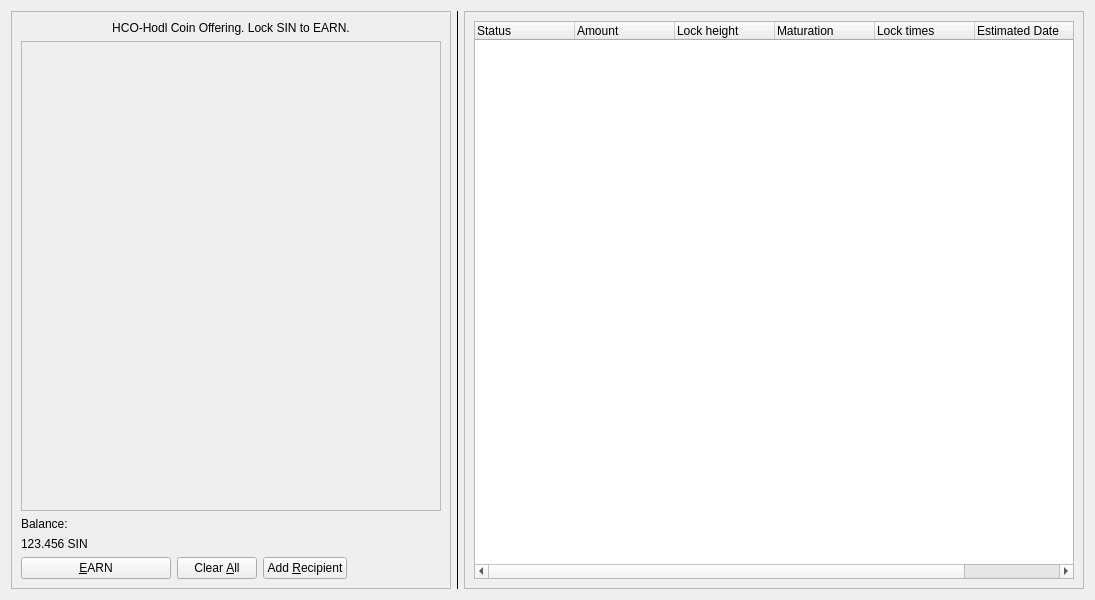
hardwarewise/SIN-core, file src/qt/forms/depositcoinsdialog.ui: the form before one commit.
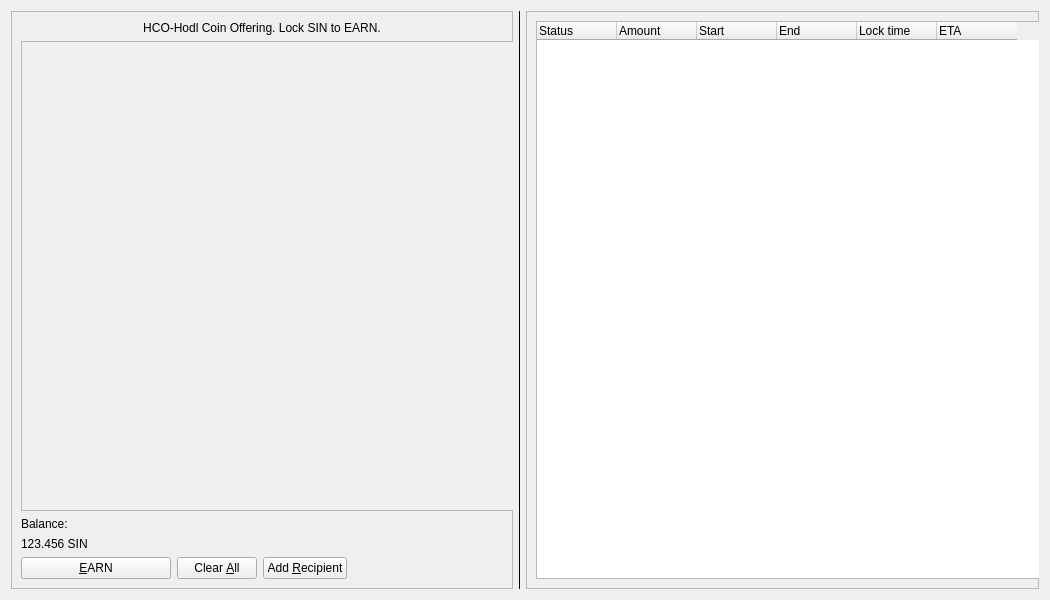
The form after the commit. Icons and pictures are not drawn.

Patch:
```diff
--- a/src/qt/forms/depositcoinsdialog.ui
+++ b/src/qt/forms/depositcoinsdialog.ui
@@ -6,10 +6,16 @@
    <rect>
     <x>0</x>
     <y>0</y>
-    <width>1053</width>
+    <width>1050</width>
     <height>600</height>
    </rect>
   </property>
+  <property name="minimumSize">
+   <size>
+    <width>1050</width>
+    <height>600</height>
+   </size>
+  </property>
   <property name="windowTitle">
    <string>Send Coins</string>
   </property>
@@ -18,6 +24,18 @@
     <layout class="QHBoxLayout" name="horizontalLayout_3" stretch="0,0">
      <item>
       <widget class="QFrame" name="frame">
+       <property name="sizePolicy">
+        <sizepolicy hsizetype="Preferred" vsizetype="Preferred">
+         <horstretch>0</horstretch>
+         <verstretch>0</verstretch>
+        </sizepolicy>
+       </property>
+       <property name="minimumSize">
+        <size>
+         <width>500</width>
+         <height>0</height>
+        </size>
+       </property>
        <property name="frameShape">
         <enum>QFrame::StyledPanel</enum>
        </property>
@@ -41,14 +59,14 @@
         <item>
          <widget class="QScrollArea" name="scrollArea">
           <property name="sizePolicy">
-           <sizepolicy hsizetype="Fixed" vsizetype="Expanding">
+           <sizepolicy hsizetype="Expanding" vsizetype="Expanding">
             <horstretch>0</horstretch>
             <verstretch>0</verstretch>
            </sizepolicy>
           </property>
           <property name="minimumSize">
            <size>
-            <width>420</width>
+            <width>500</width>
             <height>0</height>
            </size>
           </property>
@@ -60,7 +78,7 @@
             <rect>
              <x>0</x>
              <y>0</y>
-             <width>378</width>
+             <width>498</width>
              <height>466</height>
             </rect>
            </property>
@@ -246,14 +264,14 @@
    <item>
     <widget class="QFrame" name="frame_2">
      <property name="sizePolicy">
-      <sizepolicy hsizetype="Fixed" vsizetype="Preferred">
+      <sizepolicy hsizetype="Preferred" vsizetype="Preferred">
        <horstretch>0</horstretch>
        <verstretch>0</verstretch>
       </sizepolicy>
      </property>
      <property name="minimumSize">
       <size>
-       <width>620</width>
+       <width>500</width>
        <height>0</height>
       </size>
      </property>
@@ -271,6 +289,18 @@
           <property name="enabled">
            <bool>true</bool>
           </property>
+          <property name="sizePolicy">
+           <sizepolicy hsizetype="Expanding" vsizetype="Expanding">
+            <horstretch>0</horstretch>
+            <verstretch>0</verstretch>
+           </sizepolicy>
+          </property>
+          <property name="minimumSize">
+           <size>
+            <width>510</width>
+            <height>0</height>
+           </size>
+          </property>
           <property name="editTriggers">
            <set>QAbstractItemView::NoEditTriggers</set>
           </property>
@@ -278,7 +308,7 @@
            <bool>true</bool>
           </property>
           <attribute name="horizontalHeaderDefaultSectionSize">
-           <number>100</number>
+           <number>80</number>
           </attribute>
           <column>
            <property name="text">
@@ -298,7 +328,7 @@
           </column>
           <column>
            <property name="text">
-            <string>Lock height</string>
+            <string>Start</string>
            </property>
            <property name="textAlignment">
             <set>AlignLeading|AlignVCenter</set>
@@ -306,7 +336,7 @@
           </column>
           <column>
            <property name="text">
-            <string>Maturation</string>
+            <string>End</string>
            </property>
            <property name="textAlignment">
             <set>AlignLeading|AlignVCenter</set>
@@ -314,7 +344,7 @@
           </column>
           <column>
            <property name="text">
-            <string>Lock times</string>
+            <string>Lock time</string>
            </property>
            <property name="textAlignment">
             <set>AlignLeading|AlignVCenter</set>
@@ -322,7 +352,7 @@
           </column>
           <column>
            <property name="text">
-            <string>Estimated Date</string>
+            <string>ETA</string>
            </property>
            <property name="textAlignment">
             <set>AlignLeading|AlignVCenter</set>
```
